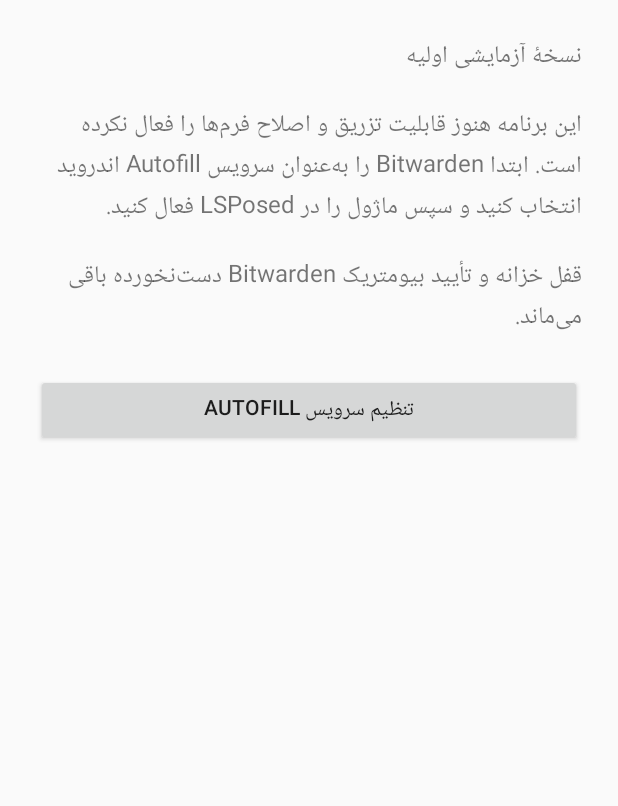
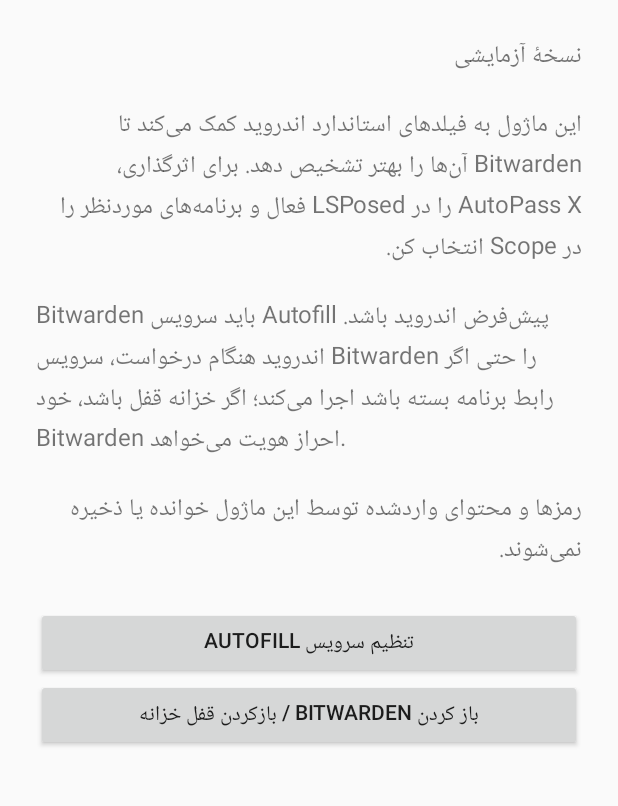
Before and after one commit to abolfazlop/ok, an Android app: the screen it shows after launch (MainActivity), after a tap on "تنظیم سرویس AUTOFILL", on a phone screen of 412 x 824 dp, the part 99-905 px from its top. Run offline under Robolectric (Android 15) with nearby library versions, the phone set to English and light mode, and no system bars.

Commit message:
Improve setup UI and add Bitwarden launch action

```diff
--- a/app/src/main/java/dev/autopassx/MainActivity.java
+++ b/app/src/main/java/dev/autopassx/MainActivity.java
@@ -2,6 +2,7 @@ package dev.autopassx;
 
 import android.app.Activity;
 import android.content.Intent;
+import android.net.Uri;
 import android.os.Bundle;
 import android.provider.Settings;
 import android.view.Gravity;
@@ -9,8 +10,11 @@ import android.view.ViewGroup;
 import android.widget.Button;
 import android.widget.LinearLayout;
 import android.widget.TextView;
+import android.widget.Toast;
 
 public final class MainActivity extends Activity {
+    private static final String BITWARDEN_PACKAGE = "com.x8bit.bitwarden";
+
     @Override
     protected void onCreate(Bundle state) {
         super.onCreate(state);
@@ -28,7 +32,7 @@ public final class MainActivity extends Activity {
                 ViewGroup.LayoutParams.MATCH_PARENT, ViewGroup.LayoutParams.WRAP_CONTENT));
 
         TextView status = new TextView(this);
-        status.setText("نسخهٔ آزمایشی اولیه\n\nاین برنامه هنوز قابلیت تزریق و اصلاح فرم‌ها را فعال نکرده است. ابتدا Bitwarden را به‌عنوان سرویس Autofill اندروید انتخاب کنید و سپس ماژول را در LSPosed فعال کنید.\n\nقفل خزانه و تأیید بیومتریک Bitwarden دست‌نخورده باقی می‌ماند.");
+        status.setText("نسخهٔ آزمایشی\n\nاین ماژول به فیلدهای استاندارد اندروید کمک می‌کند تا Bitwarden آن‌ها را بهتر تشخیص دهد. برای اثرگذاری، AutoPass X را در LSPosed فعال و برنامه‌های موردنظر را در Scope انتخاب کن.\n\nBitwarden باید سرویس Autofill پیش‌فرض اندروید باشد. اندروید هنگام درخواست، سرویس Bitwarden را حتی اگر رابط برنامه بسته باشد اجرا می‌کند؛ اگر خزانه قفل باشد، خود Bitwarden احراز هویت می‌خواهد.\n\nرمزها و محتوای واردشده توسط این ماژول خوانده یا ذخیره نمی‌شوند.");
         status.setTextSize(16);
         status.setPadding(0, dp(24), 0, dp(24));
         root.addView(status, new LinearLayout.LayoutParams(
@@ -38,12 +42,27 @@ public final class MainActivity extends Activity {
         autofill.setText("تنظیم سرویس Autofill");
         autofill.setOnClickListener(v -> {
             try {
-                startActivity(new Intent(Settings.ACTION_REQUEST_SET_AUTOFILL_SERVICE));
+                Intent intent = new Intent(Settings.ACTION_REQUEST_SET_AUTOFILL_SERVICE);
+                intent.setData(Uri.parse("package:" + BITWARDEN_PACKAGE));
+                startActivity(intent);
             } catch (Exception ignored) {
                 startActivity(new Intent(Settings.ACTION_SETTINGS));
             }
         });
         root.addView(autofill, new LinearLayout.LayoutParams(
+                ViewGroup.LayoutParams.MATCH_PARENT, ViewGroup.LayoutParams.WRAP_CONTENT));
+
+        Button openBitwarden = new Button(this);
+        openBitwarden.setText("باز کردن Bitwarden / بازکردن قفل خزانه");
+        openBitwarden.setOnClickListener(v -> {
+            Intent launch = getPackageManager().getLaunchIntentForPackage(BITWARDEN_PACKAGE);
+            if (launch != null) {
+                startActivity(launch);
+            } else {
+                Toast.makeText(this, "Bitwarden نصب نیست یا بستهٔ آن پیدا نشد.", Toast.LENGTH_LONG).show();
+            }
+        });
+        root.addView(openBitwarden, new LinearLayout.LayoutParams(
                 ViewGroup.LayoutParams.MATCH_PARENT, ViewGroup.LayoutParams.WRAP_CONTENT));
 
         setContentView(root);
```
